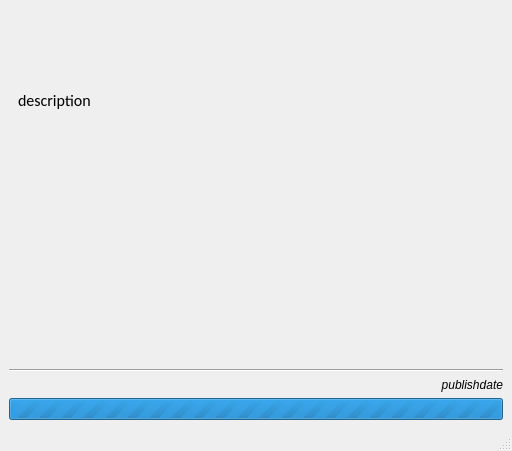
pietr26/OMSI-Tools, file OTModules/wmessageviewer.ui: the form before one commit.
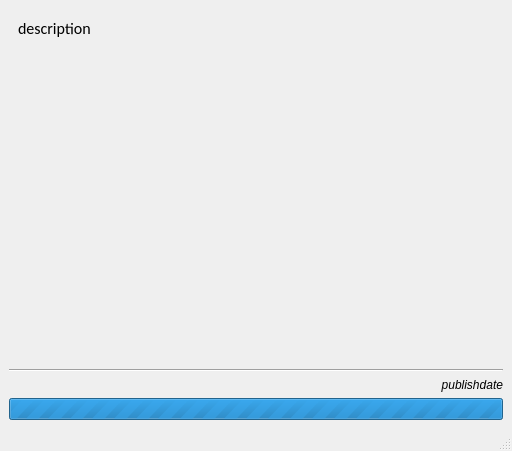
The form after the commit.

What changed in the file:
```diff
--- a/OTModules/wmessageviewer.ui
+++ b/OTModules/wmessageviewer.ui
@@ -73,6 +73,22 @@
             </property>
            </widget>
           </item>
+          <item>
+           <spacer name="verticalSpacer">
+            <property name="orientation">
+             <enum>Qt::Vertical</enum>
+            </property>
+            <property name="sizeType">
+             <enum>QSizePolicy::MinimumExpanding</enum>
+            </property>
+            <property name="sizeHint" stdset="0">
+             <size>
+              <width>20</width>
+              <height>40</height>
+             </size>
+            </property>
+           </spacer>
+          </item>
          </layout>
         </widget>
        </widget>
```
